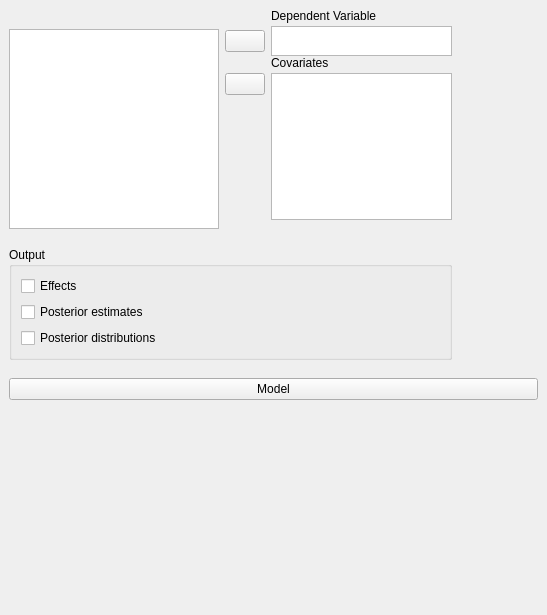
This is JASP-Desktop/analysisforms/regressionlinearbayesianform.ui in jasp-stats/jasp-desktop as Qt 5 draws it before an edit. The edited form follows.
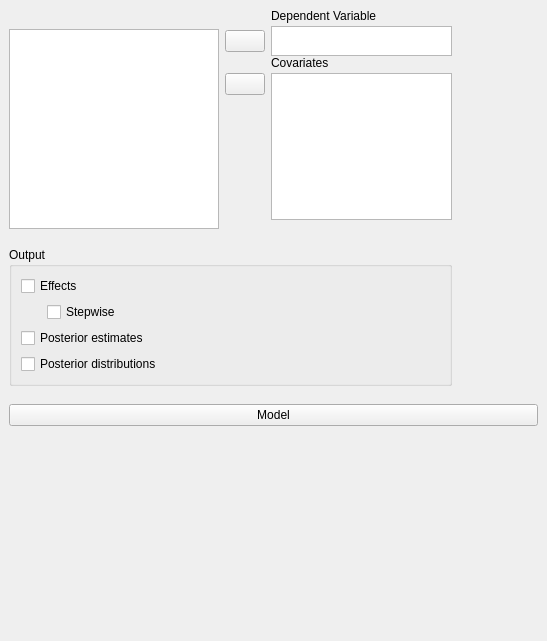
This is the edited form. Custom widgets are drawn as their Qt base class.

Commit message: B Linear Regression: Added stepwise option, fixes

```diff
--- a/JASP-Desktop/analysisforms/regressionlinearbayesianform.ui
+++ b/JASP-Desktop/analysisforms/regressionlinearbayesianform.ui
@@ -7,7 +7,7 @@
     <x>0</x>
     <y>0</y>
     <width>547</width>
-    <height>599</height>
+    <height>617</height>
    </rect>
   </property>
   <property name="windowTitle">
@@ -301,28 +301,45 @@
         <property name="title">
          <string>Output</string>
         </property>
-        <layout class="QGridLayout" name="gridLayout_4">
-         <item row="1" column="0">
-          <widget class="BoundCheckBox" name="posteriorEstimates">
-           <property name="text">
-            <string>Posterior estimates</string>
-           </property>
-          </widget>
-         </item>
-         <item row="0" column="0">
+        <layout class="QGridLayout" name="gridLayout">
+         <item row="0" column="0" colspan="3">
           <widget class="BoundCheckBox" name="outputEffects">
            <property name="text">
             <string>Effects</string>
            </property>
           </widget>
          </item>
-         <item row="2" column="0">
+         <item row="4" column="0" colspan="3">
           <widget class="BoundCheckBox" name="posteriorDistributions">
            <property name="text">
             <string>Posterior distributions</string>
            </property>
           </widget>
          </item>
+         <item row="2" column="0" colspan="3">
+          <widget class="BoundCheckBox" name="posteriorEstimates">
+           <property name="text">
+            <string>Posterior estimates</string>
+           </property>
+          </widget>
+         </item>
+         <item row="1" column="0">
+          <widget class="QWidget" name="widget" native="true">
+           <property name="maximumSize">
+            <size>
+             <width>20</width>
+             <height>16777215</height>
+            </size>
+           </property>
+          </widget>
+         </item>
+         <item row="1" column="1">
+          <widget class="BoundCheckBox" name="effectsStepwise">
+           <property name="text">
+            <string>Stepwise</string>
+           </property>
+          </widget>
+         </item>
         </layout>
        </widget>
       </item>
```
The commit also changes 3 other files.
